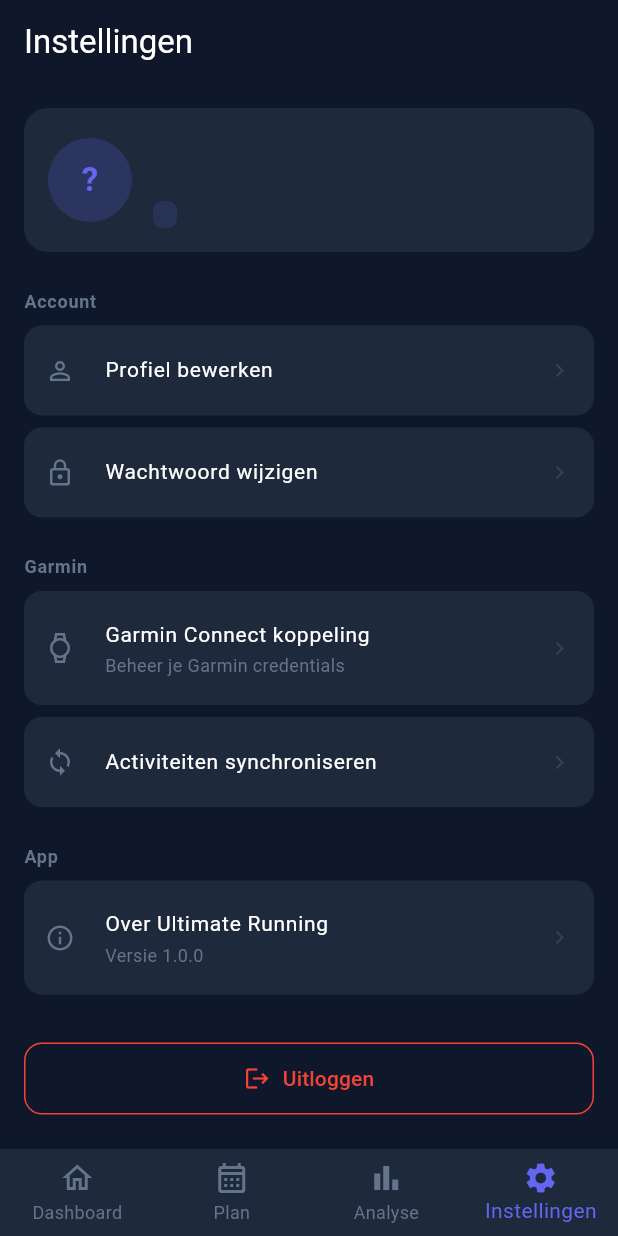
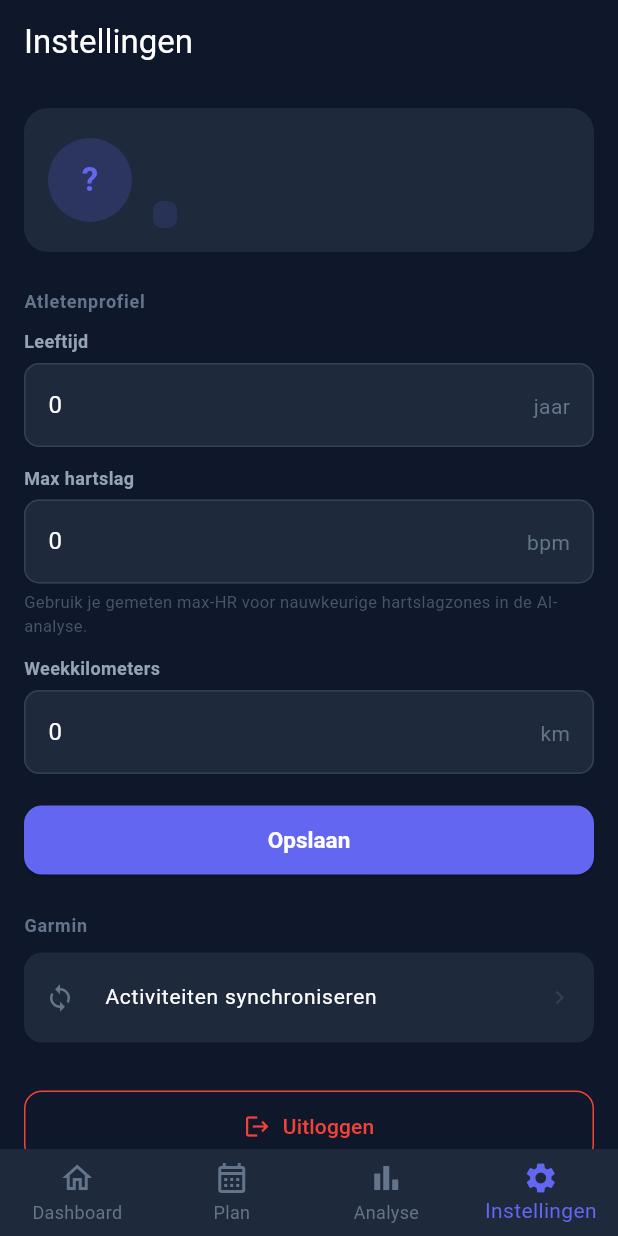
Before and after one commit to FutureCow/ultimate-running-schedule, a Flutter app: the SettingsScreen screen opened by its route, on a phone screen of 412 x 824 dp. Run offline on Flutter 3.47's test engine with Material 3 defaults, Android fonts, the phone set to English and light mode, and no system bars; our stand-ins replace dio, fl_chart, flutter_map, flutter_secure_storage, go_router, latlong2; accounts and stored records are empty; network calls fail.

Commit message:
[feat] Add user-configurable max HR for accurate HR zone analysis
- User model + migration: add max_hr column
- Profile schema: expose max_hr in update and response
- AI feedback: priority order: user max_hr > 220-age > stream max > activity max
- Web settings: max HR input field with explanation
- Mobile settings: full profile screen with age, max HR, weekly km fields
- Mobile: updateProfile API call + reloadUser on auth provider

Co-Authored-By: Claude Sonnet 4.6 <noreply@anthropic.com>

```diff
--- a/mobile/lib/models/user.dart
+++ b/mobile/lib/models/user.dart
@@ -4,6 +4,8 @@ class User {
   final String name;
   final String tier;
   final double? weeklyKm;
+  final int? age;
+  final int? maxHr;
 
   const User({
     required this.id,
@@ -11,6 +13,8 @@ class User {
     required this.name,
     required this.tier,
     this.weeklyKm,
+    this.age,
+    this.maxHr,
   });
 
   factory User.fromJson(Map<String, dynamic> j) => User(
@@ -19,5 +23,7 @@ class User {
         name: j['name'] as String? ?? (j['email'] as String? ?? '').split('@').first,
         tier: j['tier'] as String? ?? 'free',
         weeklyKm: (j['weekly_km'] as num?)?.toDouble(),
+        age: (j['age'] as num?)?.toInt(),
+        maxHr: (j['max_hr'] as num?)?.toInt(),
       );
 }
--- a/mobile/lib/providers/auth_provider.dart
+++ b/mobile/lib/providers/auth_provider.dart
@@ -65,6 +65,8 @@ class AuthProvider extends ChangeNotifier {
     }
   }
 
+  Future<void> reloadUser() async => _loadUser();
+
   Future<void> logout() async {
     await _api.clearTokens();
     _user = null;
--- a/mobile/lib/screens/settings/settings_screen.dart
+++ b/mobile/lib/screens/settings/settings_screen.dart
@@ -2,9 +2,59 @@ import 'package:flutter/material.dart';
 import 'package:go_router/go_router.dart';
 import 'package:provider/provider.dart';
 import '../../providers/auth_provider.dart';
+import '../../services/api_service.dart';
 
-class SettingsScreen extends StatelessWidget {
+class SettingsScreen extends StatefulWidget {
   const SettingsScreen({super.key});
+
+  @override
+  State<SettingsScreen> createState() => _SettingsScreenState();
+}
+
+class _SettingsScreenState extends State<SettingsScreen> {
+  final _api = ApiService();
+  final _ageCtrl = TextEditingController();
+  final _maxHrCtrl = TextEditingController();
+  final _weeklyKmCtrl = TextEditingController();
+  bool _saving = false;
+  String? _saveError;
+  bool _saved = false;
+
+  @override
+  void initState() {
+    super.initState();
+    final user = context.read<AuthProvider>().user;
+    if (user != null) {
+      _ageCtrl.text = user.age?.toString() ?? '';
+      _maxHrCtrl.text = user.maxHr?.toString() ?? '';
+      _weeklyKmCtrl.text = user.weeklyKm?.toStringAsFixed(0) ?? '';
+    }
+  }
+
+  @override
+  void dispose() {
+    _ageCtrl.dispose();
+    _maxHrCtrl.dispose();
+    _weeklyKmCtrl.dispose();
+    super.dispose();
+  }
+
+  Future<void> _save() async {
+    setState(() { _saving = true; _saveError = null; _saved = false; });
+    try {
+      await _api.updateProfile({
+        if (_ageCtrl.text.isNotEmpty) 'age': int.parse(_ageCtrl.text),
+        if (_maxHrCtrl.text.isNotEmpty) 'max_hr': int.parse(_maxHrCtrl.text),
+        if (_weeklyKmCtrl.text.isNotEmpty) 'weekly_km': double.parse(_weeklyKmCtrl.text),
+      });
+      await context.read<AuthProvider>().reloadUser();
+      if (mounted) setState(() => _saved = true);
+    } catch (e) {
+      if (mounted) setState(() => _saveError = 'Opslaan mislukt: ${e.toString().split('\n').first}');
+    } finally {
+      if (mounted) setState(() => _saving = false);
+    }
+  }
 
   @override
   Widget build(BuildContext context) {
@@ -21,25 +71,21 @@ class SettingsScreen extends StatelessWidget {
               color: const Color(0xFF1e293b),
               borderRadius: BorderRadius.circular(16),
             ),
-            child: Row(
-              children: [
+            child: Row(children: [
               CircleAvatar(
                 radius: 28,
                 backgroundColor: const Color(0xFF6366f1).withOpacity(0.2),
                 child: Text(
                   (user?.name.isNotEmpty == true ? user!.name[0] : '?').toUpperCase(),
-                    style: const TextStyle(
-                        color: Color(0xFF6366f1), fontSize: 22, fontWeight: FontWeight.bold),
+                  style: const TextStyle(color: Color(0xFF6366f1), fontSize: 22, fontWeight: FontWeight.bold),
                 ),
               ),
               const SizedBox(width: 14),
-                Expanded(
-                  child: Column(
+              Expanded(child: Column(
                 crossAxisAlignment: CrossAxisAlignment.start,
                 children: [
                   Text(user?.name ?? '–',
-                          style: const TextStyle(
-                              color: Colors.white, fontWeight: FontWeight.bold, fontSize: 16)),
+                      style: const TextStyle(color: Colors.white, fontWeight: FontWeight.bold, fontSize: 16)),
                   Text(user?.email ?? '–',
                       style: const TextStyle(color: Color(0xFF64748b), fontSize: 13)),
                   const SizedBox(height: 4),
@@ -51,51 +97,80 @@ class SettingsScreen extends StatelessWidget {
                     ),
                     child: Text(
                       (user?.tier ?? 'free').toUpperCase(),
-                          style: const TextStyle(
-                              color: Color(0xFF6366f1), fontSize: 10, fontWeight: FontWeight.bold),
+                      style: const TextStyle(color: Color(0xFF6366f1), fontSize: 10, fontWeight: FontWeight.bold),
                     ),
                   ),
                 ],
+              )),
+            ]),
+          ),
+
+          const SizedBox(height: 24),
+          const _SectionHeader('Atletenprofiel'),
+
+          _ProfileField(
+            label: 'Leeftijd',
+            hint: 'bijv. 35',
+            controller: _ageCtrl,
+            suffix: 'jaar',
+            keyboardType: TextInputType.number,
+          ),
+          const SizedBox(height: 12),
+          _ProfileField(
+            label: 'Max hartslag',
+            hint: 'bijv. 185',
+            controller: _maxHrCtrl,
+            suffix: 'bpm',
+            keyboardType: TextInputType.number,
+            helperText: 'Gebruik je gemeten max-HR voor nauwkeurige hartslagzones in de AI-analyse.',
+          ),
+          const SizedBox(height: 12),
+          _ProfileField(
+            label: 'Weekkilometers',
+            hint: 'bijv. 50',
+            controller: _weeklyKmCtrl,
+            suffix: 'km',
+            keyboardType: const TextInputType.numberWithOptions(decimal: true),
+          ),
+
+          const SizedBox(height: 20),
+
+          if (_saveError != null)
+            Padding(
+              padding: const EdgeInsets.only(bottom: 12),
+              child: Text(_saveError!, style: const TextStyle(color: Colors.red, fontSize: 13)),
+            ),
+          if (_saved)
+            const Padding(
+              padding: EdgeInsets.only(bottom: 12),
+              child: Row(children: [
+                Icon(Icons.check_circle, color: Color(0xFF22c55e), size: 16),
+                SizedBox(width: 6),
+                Text('Opgeslagen', style: TextStyle(color: Color(0xFF22c55e), fontSize: 13)),
+              ]),
+            ),
+
+          SizedBox(
+            width: double.infinity,
+            child: ElevatedButton(
+              onPressed: _saving ? null : _save,
+              style: ElevatedButton.styleFrom(
+                backgroundColor: const Color(0xFF6366f1),
+                foregroundColor: Colors.white,
+                padding: const EdgeInsets.symmetric(vertical: 14),
+              ),
+              child: _saving
+                  ? const SizedBox(width: 18, height: 18, child: CircularProgressIndicator(strokeWidth: 2, color: Colors.white))
+                  : const Text('Opslaan'),
             ),
           ),
-              ],
-            ),
-          ),
+
           const SizedBox(height: 24),
-
-          _SectionHeader('Account'),
-          _SettingsTile(
-            icon: Icons.person_outline,
-            title: 'Profiel bewerken',
-            onTap: () {},
-          ),
-          _SettingsTile(
-            icon: Icons.lock_outline,
-            title: 'Wachtwoord wijzigen',
-            onTap: () {},
-          ),
-
-          const SizedBox(height: 16),
-          _SectionHeader('Garmin'),
-          _SettingsTile(
-            icon: Icons.watch_outlined,
-            title: 'Garmin Connect koppeling',
-            subtitle: 'Beheer je Garmin credentials',
-            onTap: () {},
-          ),
+          const _SectionHeader('Garmin'),
           _SettingsTile(
             icon: Icons.sync,
             title: 'Activiteiten synchroniseren',
             onTap: () => context.go('/analyse'),
-          ),
-
-          const SizedBox(height: 16),
-          _SectionHeader('App'),
-          _SettingsTile(
-            icon: Icons.info_outline,
-            title: 'Over Ultimate Running',
-            subtitle: 'Versie 1.0.0',
-            onTap: () {},
           ),
 
           const SizedBox(height: 24),
@@ -109,7 +184,7 @@ class SettingsScreen extends StatelessWidget {
               icon: const Icon(Icons.logout, color: Colors.red),
               label: const Text('Uitloggen', style: TextStyle(color: Colors.red)),
               style: OutlinedButton.styleFrom(
-                side: const BorderSide(color: Colors.red, width: 1),
+                side: const BorderSide(color: Colors.red),
                 shape: RoundedRectangleBorder(borderRadius: BorderRadius.circular(12)),
                 padding: const EdgeInsets.symmetric(vertical: 14),
               ),
@@ -127,40 +202,84 @@ class _SectionHeader extends StatelessWidget {
 
   @override
   Widget build(BuildContext context) => Padding(
-        padding: const EdgeInsets.only(bottom: 8),
+        padding: const EdgeInsets.only(bottom: 10),
         child: Text(title,
-            style: const TextStyle(
-                color: Color(0xFF64748b), fontSize: 12, fontWeight: FontWeight.w600,
-                letterSpacing: 0.5)),
+            style: const TextStyle(color: Color(0xFF64748b), fontSize: 12,
+                fontWeight: FontWeight.w600, letterSpacing: 0.5)),
+      );
+}
+
+class _ProfileField extends StatelessWidget {
+  final String label;
+  final String hint;
+  final TextEditingController controller;
+  final String suffix;
+  final TextInputType keyboardType;
+  final String? helperText;
+
+  const _ProfileField({
+    required this.label,
+    required this.hint,
+    required this.controller,
+    required this.suffix,
+    required this.keyboardType,
+    this.helperText,
+  });
+
+  @override
+  Widget build(BuildContext context) => Column(
+        crossAxisAlignment: CrossAxisAlignment.start,
+        children: [
+          Text(label, style: const TextStyle(color: Color(0xFF94a3b8), fontSize: 12, fontWeight: FontWeight.w600)),
+          const SizedBox(height: 6),
+          TextField(
+            controller: controller,
+            keyboardType: keyboardType,
+            style: const TextStyle(color: Colors.white),
+            decoration: InputDecoration(
+              hintText: hint,
+              hintStyle: const TextStyle(color: Color(0xFF475569)),
+              suffixText: suffix,
+              suffixStyle: const TextStyle(color: Color(0xFF64748b)),
+              filled: true,
+              fillColor: const Color(0xFF1e293b),
+              border: OutlineInputBorder(
+                borderRadius: BorderRadius.circular(10),
+                borderSide: const BorderSide(color: Color(0xFF334155)),
+              ),
+              enabledBorder: OutlineInputBorder(
+                borderRadius: BorderRadius.circular(10),
+                borderSide: const BorderSide(color: Color(0xFF334155)),
+              ),
+              focusedBorder: OutlineInputBorder(
+                borderRadius: BorderRadius.circular(10),
+                borderSide: const BorderSide(color: Color(0xFF6366f1)),
+              ),
+            ),
+          ),
+          if (helperText != null)
+            Padding(
+              padding: const EdgeInsets.only(top: 4),
+              child: Text(helperText!, style: const TextStyle(color: Color(0xFF475569), fontSize: 11)),
+            ),
+        ],
       );
 }
 
 class _SettingsTile extends StatelessWidget {
   final IconData icon;
   final String title;
-  final String? subtitle;
   final VoidCallback onTap;
 
-  const _SettingsTile({
-    required this.icon,
-    required this.title,
-    this.subtitle,
-    required this.onTap,
-  });
+  const _SettingsTile({required this.icon, required this.title, required this.onTap});
 
   @override
   Widget build(BuildContext context) => Container(
         margin: const EdgeInsets.only(bottom: 8),
-        decoration: BoxDecoration(
-          color: const Color(0xFF1e293b),
-          borderRadius: BorderRadius.circular(12),
-        ),
+        decoration: BoxDecoration(color: const Color(0xFF1e293b), borderRadius: BorderRadius.circular(12)),
         child: ListTile(
           leading: Icon(icon, color: const Color(0xFF64748b), size: 20),
           title: Text(title, style: const TextStyle(color: Colors.white, fontSize: 14)),
-          subtitle: subtitle != null
-              ? Text(subtitle!, style: const TextStyle(color: Color(0xFF64748b), fontSize: 12))
-              : null,
           trailing: const Icon(Icons.chevron_right, color: Color(0xFF334155), size: 18),
           onTap: onTap,
           contentPadding: const EdgeInsets.symmetric(horizontal: 14, vertical: 2),
--- a/mobile/lib/services/api_service.dart
+++ b/mobile/lib/services/api_service.dart
@@ -82,6 +82,8 @@ class ApiService {
       _dio.post('/auth/register', data: {'email': email, 'password': password, 'name': name});
 
   Future<Response> getMe() => _dio.get('/auth/profile');
+  Future<Response> updateProfile(Map<String, dynamic> data) =>
+      _dio.patch('/auth/profile', data: data);
 
   // Plans
   Future<Response> getPlans() => _dio.get('/plans');
```
Also changed, not shown: 6 other files. Lines whose indentation alone changed are shown as unchanged.
